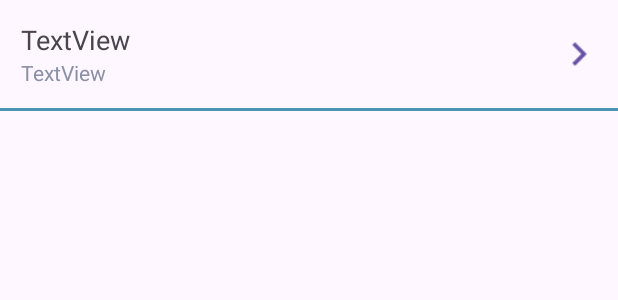
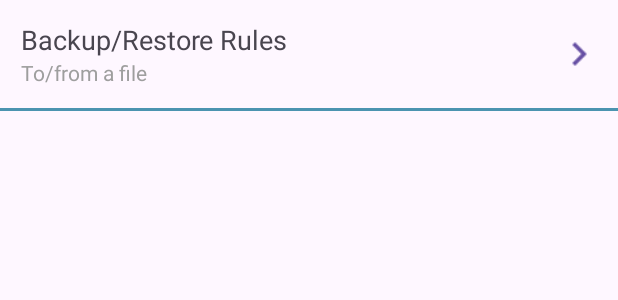
Before and after one commit to JulienToumieh/notifly, an Android app: the layout activity_settings.xml on its own in the app's theme, with its tools: preview values and no code run, on a phone screen of 412 x 824 dp. Shown: the top 300 px of the screen. Run offline under Robolectric (Android 15) with nearby library versions, the phone set to English and light mode, and no system bars.

Commit message:
Feature: Added Backup/Restore Rules Functionality

```diff
--- a/app/src/main/java/com/thatonedev/notifly/MainActivity.kt
+++ b/app/src/main/java/com/thatonedev/notifly/MainActivity.kt
@@ -22,7 +22,7 @@ import org.json.JSONArray
 import org.json.JSONObject
 import java.io.File
 
-class MainActivity : AppCompatActivity(), RuleComponent.OnDataPass{
+class MainActivity : AppCompatActivity(), RuleComponent.OnDataPass {
     override fun onCreate(savedInstanceState: Bundle?) {
         super.onCreate(savedInstanceState)
         enableEdgeToEdge()
@@ -60,6 +60,7 @@ class MainActivity : AppCompatActivity(), RuleComponent.OnDataPass{
 
         findViewById<ImageButton>(R.id.open_settings_btn).setOnClickListener {
             startActivity(Intent(this, SettingsActivity::class.java))
+            finish()
         }
 
     }
--- a/app/src/main/res/layout/activity_settings.xml
+++ b/app/src/main/res/layout/activity_settings.xml
@@ -26,18 +26,18 @@
                     android:layout_height="match_parent">
 
                 <TextView
-                        android:text="TextView"
+                        android:text="Backup/Restore Rules"
                         android:textSize="18dp"
                         android:layout_width="wrap_content"
                         android:layout_height="wrap_content" android:id="@+id/textView10"
                         app:layout_constraintTop_toTopOf="parent" app:layout_constraintStart_toStartOf="parent"/>
                 <TextView
-                        android:text="TextView"
+                        android:text="To/from a file"
                         android:layout_width="wrap_content"
                         android:layout_height="wrap_content" android:id="@+id/textView11"
                         app:layout_constraintStart_toStartOf="parent"
                         app:layout_constraintBottom_toBottomOf="parent"
-                        android:textColor="@android:color/system_accent2_400"
+                        android:textColor="#9E9E9E"
                         app:layout_constraintTop_toBottomOf="@+id/textView10"/>
                 <ImageView
                         android:layout_width="wrap_content"
```
Also changed, not shown: app/src/main/java/com/thatonedev/notifly/activities/SettingsActivity.kt (+78 -2 lines).
